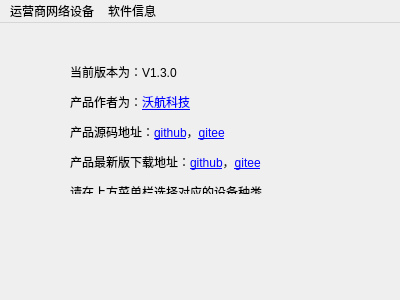
Above: mainwindow/mainwindow.ui from worldflyingct/setdevicetool before the change. Below: the same form after it.
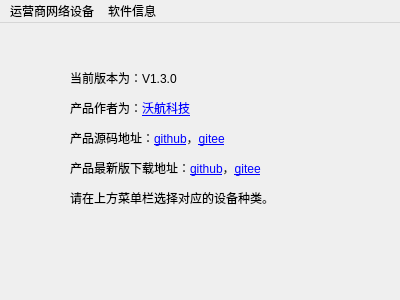
That is the form after the change. Icons and pictures are not drawn.

Diff of the .ui file:
```diff
--- a/mainwindow/mainwindow.ui
+++ b/mainwindow/mainwindow.ui
@@ -25,9 +25,9 @@
     <property name="geometry">
      <rect>
       <x>70</x>
-      <y>40</y>
+      <y>20</y>
       <width>261</width>
-      <height>131</height>
+      <height>191</height>
      </rect>
     </property>
     <property name="text">
```
